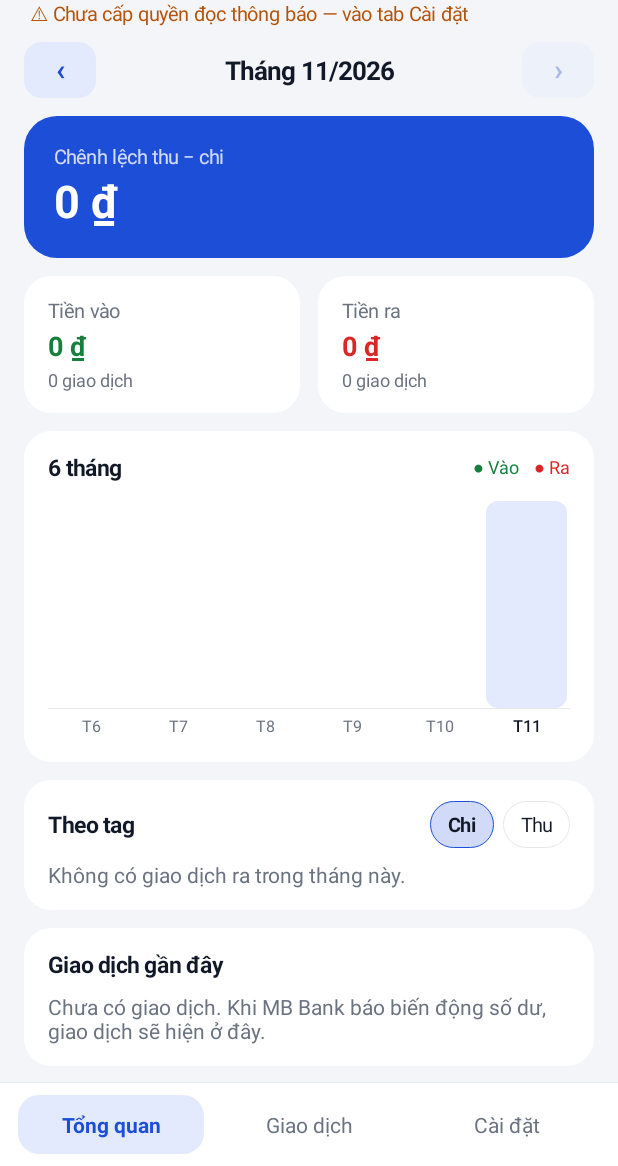
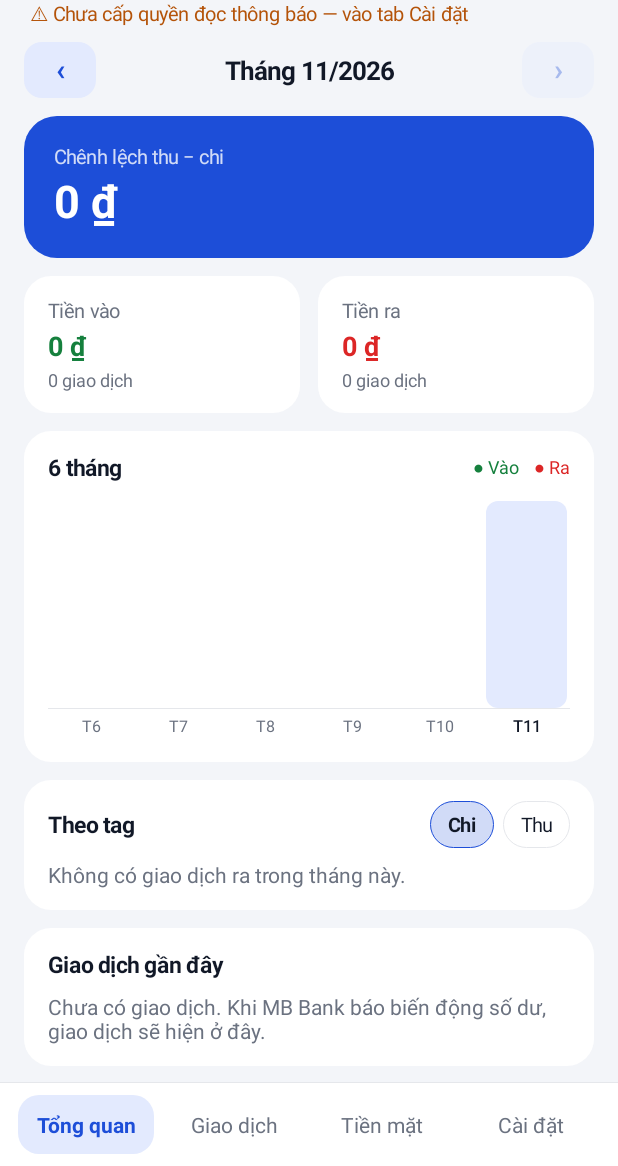
Before and after one commit to LongHoang77/mb-finance, an Android app: the screen it shows after launch (MainActivity), on a phone screen of 412 x 824 dp, the part 70-1236 px from its top. Run offline under Robolectric (Android 15) with nearby library versions, the phone set to English and light mode, and no system bars.

Commit message:
Update app v1.2.1
Co-Authored-By: Claude Opus 5.5 <noreply@anthropic.com>

```diff
--- a/mb-finance/android/app/build.gradle.kts
+++ b/mb-finance/android/app/build.gradle.kts
@@ -11,8 +11,8 @@ android {
         applicationId = "vn.mbfinance.tracker"
         minSdk = 26
         targetSdk = 34
-        versionCode = 4
-        versionName = "1.2"
+        versionCode = 5
+        versionName = "1.2.1"
     }
 
     // Khoá ký cố định (nằm trong repo riêng tư) để mỗi lần build mới có thể cài đè bản cũ
--- a/mb-finance/android/app/src/main/AndroidManifest.xml
+++ b/mb-finance/android/app/src/main/AndroidManifest.xml
@@ -13,7 +13,8 @@
 
     <application
         android:allowBackup="false"
-        android:icon="@android:drawable/sym_def_app_icon"
+        android:icon="@mipmap/ic_launcher"
+        android:roundIcon="@mipmap/ic_launcher"
         android:label="Thu chi MB"
         android:supportsRtl="false"
         android:theme="@style/AppTheme">
--- a/mb-finance/android/app/src/main/java/vn/mbfinance/tracker/MainActivity.kt
+++ b/mb-finance/android/app/src/main/java/vn/mbfinance/tracker/MainActivity.kt
@@ -54,6 +54,7 @@ class MainActivity : Activity() {
     private lateinit var pages: List<ScrollView>
     private lateinit var overviewBox: LinearLayout
     private lateinit var txBox: LinearLayout
+    private lateinit var cashBox: LinearLayout
     private lateinit var settingsBox: LinearLayout
     private lateinit var fab: View
     private val tabViews = ArrayList<TextView>()
@@ -120,13 +121,14 @@ class MainActivity : Activity() {
 
         overviewBox = ui.vbox()
         txBox = ui.vbox()
+        cashBox = ui.vbox()
         settingsBox = ui.vbox()
         val content = FrameLayout(this)
-        pages = listOf(overviewBox, txBox, settingsBox).map { box ->
+        pages = listOf(overviewBox, txBox, cashBox, settingsBox).map { box ->
             box.setPadding(dp(16), dp(4), dp(16), dp(24))
             ScrollView(this).apply { addView(box) }.also { content.addView(it) }
         }
-        txBox.setPadding(dp(16), dp(4), dp(16), dp(96)) // chừa chỗ cho nút nổi
+        cashBox.setPadding(dp(16), dp(4), dp(16), dp(96)) // chừa chỗ cho nút nổi
         fab = ui.text("+", 30f, ui.onPrimary).apply {
             gravity = Gravity.CENTER
             background = ui.pressable(ui.primary, 28)
@@ -167,7 +169,7 @@ class MainActivity : Activity() {
             setBackgroundColor(ui.surface)
             setPadding(dp(12), dp(8), dp(12), dp(8))
         }
-        listOf("Tổng quan", "Giao dịch", "Cài đặt").forEachIndexed { i, s ->
+        listOf("Tổng quan", "Giao dịch", "Tiền mặt", "Cài đặt").forEachIndexed { i, s ->
             val v = ui.text(s, 14f).apply {
                 gravity = Gravity.CENTER
                 setPadding(0, dp(10), 0, dp(10))
@@ -184,7 +186,7 @@ class MainActivity : Activity() {
 
     private fun selectTab(i: Int) {
         pages.forEachIndexed { j, p -> p.visibility = if (j == i) View.VISIBLE else View.GONE }
-        fab.visibility = if (i == 1) View.VISIBLE else View.GONE
+        fab.visibility = if (i == CASH_TAB) View.VISIBLE else View.GONE
         tabViews.forEachIndexed { j, v ->
             val on = j == i
             v.setTextColor(if (on) ui.primary else ui.muted)
@@ -220,6 +222,7 @@ class MainActivity : Activity() {
     private fun renderData() {
         renderOverview()
         renderTransactions()
+        renderCash()
     }
 
     /** Đổi tag không làm đổi dataKey → ép đọc lại sổ. */
@@ -571,7 +574,7 @@ class MainActivity : Activity() {
         val quick = LinearLayout(this)
         for (v in QUICK_AMOUNTS) {
             quick.addView(
-                ui.chip(short(v), false) { amount.setText(v.toString()) },
+                ui.chip(ui.short(v), false) { amount.setText(v.toString()) },
                 LinearLayout.LayoutParams(WRAP, WRAP).apply { if (quick.childCount > 0) marginStart = dp(6) },
             )
         }
@@ -645,7 +648,7 @@ class MainActivity : Activity() {
 
         for (m in templates) {
             tplRow.addView(
-                ui.chip("${m.description} · ${short(m.amount)}", false) {
+                ui.chip("${m.description} · ${ui.short(m.amount)}", false) {
                     isIn = m.isIn
                     fillDir()
                     amount.setText(m.amount.toString())
@@ -670,16 +673,6 @@ class MainActivity : Activity() {
             reload()
         }, 20)
         showSheet(dialog, box)
-    }
-
-    /** 30000 → "30k", 1500000 → "1,5tr". */
-    private fun short(n: Long): String = when {
-        n >= 1_000_000 && n % 100_000 == 0L -> {
-            val d = n / 100_000
-            if (d % 10 == 0L) "${d / 10}tr" else "${d / 10},${d % 10}tr"
-        }
-        n % 1000 == 0L -> "${n / 1000}k"
-        else -> groupFmt.format(n)
     }
 
     /** Khung bottom sheet có thanh kéo; thêm nội dung rồi gọi [showSheet]. */
@@ -757,6 +750,7 @@ class MainActivity : Activity() {
         }, 8)
 
         val list = ledger.inMonth(month).filter {
+            if (it.manual) return@filter false
             val dirOk = when (filter) {
                 Filter.ALL -> true
                 Filter.IN -> it.isIn
@@ -772,17 +766,7 @@ class MainActivity : Activity() {
         if (list.isEmpty()) {
             ui.add(box, ui.card().apply { addView(ui.text("Không có giao dịch phù hợp trong tháng này.", 14f, ui.muted)) })
         }
-        for ((day, items) in list.groupBy { it.date }) {
-            val net = items.sumOf { if (it.isIn) it.amount else -it.amount }
-            val head = ui.split(
-                ui.text(dayFmt.format(day).replaceFirstChar { it.uppercase() }, 13f, ui.muted, bold = true),
-                ui.text(ui.money(net, signed = true), 13f, ui.muted),
-            ).apply { setPadding(dp(4), 0, dp(4), 0) }
-            ui.add(box, head, 16)
-            val c = ui.card().apply { setPadding(dp(16), dp(2), dp(16), dp(2)) }
-            txList(c, items, clockFmt)
-            ui.add(box, c, 6)
-        }
+        dayGroups(box, list)
 
         val unparsed = ledger.unparsed.filter { Ledger.monthOf(it.postedAt) == month }
         if (unparsed.isNotEmpty()) {
@@ -800,6 +784,49 @@ class MainActivity : Activity() {
             }
             ui.add(box, c, 20)
         }
+    }
+
+    /** Danh sách giao dịch nhóm theo ngày, mỗi ngày kèm tổng vào − ra. */
+    private fun dayGroups(box: LinearLayout, list: List<Tx>) {
+        for ((day, items) in list.groupBy { it.date }) {
+            val net = items.sumOf { if (it.isIn) it.amount else -it.amount }
+            val head = ui.split(
+                ui.text(dayFmt.format(day).replaceFirstChar { it.uppercase() }, 13f, ui.muted, bold = true),
+                ui.text(ui.money(net, signed = true), 13f, ui.muted),
+            ).apply { setPadding(dp(4), 0, dp(4), 0) }
+            ui.add(box, head, 16)
+            val c = ui.card().apply { setPadding(dp(16), dp(2), dp(16), dp(2)) }
+            txList(c, items, clockFmt)
+            ui.add(box, c, 6)
+        }
+    }
+
+    // ------------------------------------------------------------------ tab Tiền mặt
+
+    /** Giao dịch nhập tay: tiền mặt hiện có (mọi thời gian), vào/ra và danh sách của tháng đang xem. */
+    private fun renderCash() {
+        val box = cashBox
+        box.removeAllViews()
+        ui.add(box, monthSwitcher(), 4)
+
+        val hero = ui.card(radius = 22, color = ui.primary).apply { setPadding(dp(20), dp(18), dp(20), dp(18)) }
+        hero.addView(ui.text("Tiền mặt hiện có", 13f, ui.onPrimary).apply { alpha = 0.8f })
+        hero.addView(ui.text(ui.money(ledger.cashBalance), 30f, ui.onPrimary, bold = true))
+        ui.add(box, hero)
+
+        val list = ledger.inMonth(month).filter { it.manual }
+        val (ins, outs) = list.partition { it.isIn }
+        ui.add(box, ui.row(
+            kpi("Tiền vào", ins.sumOf { it.amount }, ins.size, ui.green),
+            kpi("Tiền ra", outs.sumOf { it.amount }, outs.size, ui.red),
+            gap = 12,
+        ))
+        if (list.isEmpty()) {
+            ui.add(box, ui.card().apply {
+                addView(ui.text("Chưa có giao dịch tiền mặt trong tháng này. Bấm + để thêm.", 14f, ui.muted))
+            })
+        }
+        dayGroups(box, list)
     }
 
     // ------------------------------------------------------------------ tab Cài đặt
@@ -1059,6 +1086,7 @@ class MainActivity : Activity() {
 
     companion object {
         private const val UNTAGGED = -1L
+        private const val CASH_TAB = 2
         private val QUICK_AMOUNTS = listOf(20_000L, 50_000L, 100_000L, 200_000L, 500_000L)
     }
 }
--- /dev/null
+++ b/mb-finance/android/app/src/main/res/mipmap-anydpi-v26/ic_launcher.xml
@@ -0,0 +1,6 @@
+<?xml version="1.0" encoding="utf-8"?>
+<adaptive-icon xmlns:android="http://schemas.android.com/apk/res/android">
+    <background android:drawable="@drawable/ic_launcher_background" />
+    <foreground android:drawable="@drawable/ic_launcher_foreground" />
+    <monochrome android:drawable="@drawable/ic_launcher_monochrome" />
+</adaptive-icon>
```
Also changed, not shown: mb-finance/android/app/src/main/java/vn/mbfinance/tracker/BalanceWidget.kt (+5 -2 lines), mb-finance/android/app/src/main/java/vn/mbfinance/tracker/Store.kt (+10 -1 lines), mb-finance/android/app/src/main/java/vn/mbfinance/tracker/Ui.kt (+14 -0 lines), mb-finance/android/app/src/main/res/drawable/ic_launcher_background.xml (added, +7 -0 lines), mb-finance/android/app/src/main/res/drawable/ic_launcher_foreground.xml (added, +26 -0 lines), mb-finance/android/app/src/main/res/drawable/ic_launcher_monochrome.xml (added, +17 -0 lines), 1 other file.
